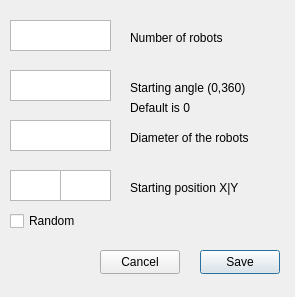
Qt form ICP_PROJECT_2024/robot_settings.ui (ToxicToxon/ICP-PROJECT-2024) before a commit.
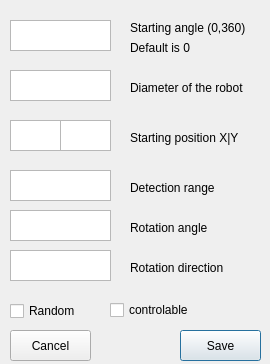
The same form after that commit.

```diff
--- a/ICP_PROJECT_2024/robot_settings.ui
+++ b/ICP_PROJECT_2024/robot_settings.ui
@@ -6,8 +6,8 @@
    <rect>
     <x>0</x>
     <y>0</y>
-    <width>295</width>
-    <height>297</height>
+    <width>270</width>
+    <height>364</height>
    </rect>
   </property>
   <property name="windowTitle">
@@ -33,20 +33,7 @@
 &lt;p align=&quot;center&quot; style=&quot;-qt-paragraph-type:empty; margin-top:0px; margin-bottom:0px; margin-left:0px; margin-right:0px; -qt-block-indent:0; text-indent:0px;&quot;&gt;&lt;br /&gt;&lt;/p&gt;&lt;/body&gt;&lt;/html&gt;</string>
    </property>
   </widget>
-  <widget class="QLabel" name="label">
-   <property name="geometry">
-    <rect>
-     <x>130</x>
-     <y>30</y>
-     <width>101</width>
-     <height>16</height>
-    </rect>
-   </property>
-   <property name="text">
-    <string>Number of robots</string>
-   </property>
-  </widget>
-  <widget class="QTextEdit" name="textEdit_2">
+  <widget class="QTextEdit" name="text_diameter">
    <property name="geometry">
     <rect>
      <x>10</x>
@@ -70,8 +57,8 @@
    <property name="geometry">
     <rect>
      <x>130</x>
-     <y>80</y>
-     <width>121</width>
+     <y>20</y>
+     <width>151</width>
      <height>16</height>
     </rect>
    </property>
@@ -79,44 +66,24 @@
     <string>Starting angle (0,360)</string>
    </property>
   </widget>
-  <widget class="QTextEdit" name="textEdit_3">
-   <property name="geometry">
-    <rect>
-     <x>10</x>
-     <y>120</y>
-     <width>101</width>
-     <height>31</height>
-    </rect>
-   </property>
-   <property name="html">
-    <string>&lt;!DOCTYPE HTML PUBLIC &quot;-//W3C//DTD HTML 4.0//EN&quot; &quot;http://www.w3.org/TR/REC-html40/strict.dtd&quot;&gt;
-&lt;html&gt;&lt;head&gt;&lt;meta name=&quot;qrichtext&quot; content=&quot;1&quot; /&gt;&lt;meta charset=&quot;utf-8&quot; /&gt;&lt;style type=&quot;text/css&quot;&gt;
-p, li { white-space: pre-wrap; }
-hr { height: 1px; border-width: 0; }
-li.unchecked::marker { content: &quot;\2610&quot;; }
-li.checked::marker { content: &quot;\2612&quot;; }
-&lt;/style&gt;&lt;/head&gt;&lt;body style=&quot; font-family:'Segoe UI'; font-size:9pt; font-weight:400; font-style:normal;&quot;&gt;
-&lt;p align=&quot;center&quot; style=&quot;-qt-paragraph-type:empty; margin-top:0px; margin-bottom:0px; margin-left:0px; margin-right:0px; -qt-block-indent:0; text-indent:0px;&quot;&gt;&lt;br /&gt;&lt;/p&gt;&lt;/body&gt;&lt;/html&gt;</string>
-   </property>
-  </widget>
   <widget class="QLabel" name="label_3">
    <property name="geometry">
     <rect>
      <x>130</x>
-     <y>130</y>
-     <width>161</width>
+     <y>80</y>
+     <width>151</width>
      <height>16</height>
     </rect>
    </property>
    <property name="text">
-    <string>Diameter of the robots</string>
+    <string>Diameter of the robot</string>
    </property>
   </widget>
   <widget class="QTextEdit" name="textEdit_4">
    <property name="geometry">
     <rect>
      <x>10</x>
-     <y>170</y>
+     <y>120</y>
      <width>51</width>
      <height>31</height>
     </rect>
@@ -136,7 +103,7 @@
    <property name="geometry">
     <rect>
      <x>60</x>
-     <y>170</y>
+     <y>120</y>
      <width>51</width>
      <height>31</height>
     </rect>
@@ -156,7 +123,7 @@
    <property name="geometry">
     <rect>
      <x>130</x>
-     <y>180</y>
+     <y>130</y>
      <width>121</width>
      <height>16</height>
     </rect>
@@ -169,7 +136,7 @@
    <property name="geometry">
     <rect>
      <x>130</x>
-     <y>100</y>
+     <y>40</y>
      <width>71</width>
      <height>16</height>
     </rect>
@@ -181,21 +148,24 @@
   <widget class="QPushButton" name="pushButton">
    <property name="geometry">
     <rect>
-     <x>200</x>
-     <y>250</y>
-     <width>80</width>
-     <height>24</height>
+     <x>180</x>
+     <y>330</y>
+     <width>81</width>
+     <height>31</height>
     </rect>
    </property>
    <property name="text">
     <string>Save</string>
    </property>
+   <property name="autoDefault">
+    <bool>true</bool>
+   </property>
   </widget>
   <widget class="QCheckBox" name="checkBox">
    <property name="geometry">
     <rect>
      <x>10</x>
-     <y>210</y>
+     <y>300</y>
      <width>78</width>
      <height>22</height>
     </rect>
@@ -207,16 +177,128 @@
   <widget class="QPushButton" name="pushButton_2">
    <property name="geometry">
     <rect>
-     <x>100</x>
-     <y>250</y>
-     <width>80</width>
-     <height>24</height>
+     <x>10</x>
+     <y>330</y>
+     <width>81</width>
+     <height>31</height>
     </rect>
    </property>
    <property name="text">
     <string>Cancel</string>
    </property>
   </widget>
+  <widget class="QCheckBox" name="checkBox_controlled">
+   <property name="geometry">
+    <rect>
+     <x>110</x>
+     <y>300</y>
+     <width>101</width>
+     <height>20</height>
+    </rect>
+   </property>
+   <property name="text">
+    <string>controlable</string>
+   </property>
+  </widget>
+  <widget class="QTextEdit" name="text_fov">
+   <property name="geometry">
+    <rect>
+     <x>10</x>
+     <y>170</y>
+     <width>101</width>
+     <height>31</height>
+    </rect>
+   </property>
+   <property name="html">
+    <string>&lt;!DOCTYPE HTML PUBLIC &quot;-//W3C//DTD HTML 4.0//EN&quot; &quot;http://www.w3.org/TR/REC-html40/strict.dtd&quot;&gt;
+&lt;html&gt;&lt;head&gt;&lt;meta name=&quot;qrichtext&quot; content=&quot;1&quot; /&gt;&lt;meta charset=&quot;utf-8&quot; /&gt;&lt;style type=&quot;text/css&quot;&gt;
+p, li { white-space: pre-wrap; }
+hr { height: 1px; border-width: 0; }
+li.unchecked::marker { content: &quot;\2610&quot;; }
+li.checked::marker { content: &quot;\2612&quot;; }
+&lt;/style&gt;&lt;/head&gt;&lt;body style=&quot; font-family:'Segoe UI'; font-size:9pt; font-weight:400; font-style:normal;&quot;&gt;
+&lt;p align=&quot;center&quot; style=&quot;-qt-paragraph-type:empty; margin-top:0px; margin-bottom:0px; margin-left:0px; margin-right:0px; -qt-block-indent:0; text-indent:0px;&quot;&gt;&lt;br /&gt;&lt;/p&gt;&lt;/body&gt;&lt;/html&gt;</string>
+   </property>
+  </widget>
+  <widget class="QTextEdit" name="text_r_angle">
+   <property name="geometry">
+    <rect>
+     <x>10</x>
+     <y>210</y>
+     <width>101</width>
+     <height>31</height>
+    </rect>
+   </property>
+   <property name="html">
+    <string>&lt;!DOCTYPE HTML PUBLIC &quot;-//W3C//DTD HTML 4.0//EN&quot; &quot;http://www.w3.org/TR/REC-html40/strict.dtd&quot;&gt;
+&lt;html&gt;&lt;head&gt;&lt;meta name=&quot;qrichtext&quot; content=&quot;1&quot; /&gt;&lt;meta charset=&quot;utf-8&quot; /&gt;&lt;style type=&quot;text/css&quot;&gt;
+p, li { white-space: pre-wrap; }
+hr { height: 1px; border-width: 0; }
+li.unchecked::marker { content: &quot;\2610&quot;; }
+li.checked::marker { content: &quot;\2612&quot;; }
+&lt;/style&gt;&lt;/head&gt;&lt;body style=&quot; font-family:'Segoe UI'; font-size:9pt; font-weight:400; font-style:normal;&quot;&gt;
+&lt;p align=&quot;center&quot; style=&quot;-qt-paragraph-type:empty; margin-top:0px; margin-bottom:0px; margin-left:0px; margin-right:0px; -qt-block-indent:0; text-indent:0px;&quot;&gt;&lt;br /&gt;&lt;/p&gt;&lt;/body&gt;&lt;/html&gt;</string>
+   </property>
+  </widget>
+  <widget class="QTextEdit" name="text_r_direction">
+   <property name="geometry">
+    <rect>
+     <x>10</x>
+     <y>250</y>
+     <width>101</width>
+     <height>31</height>
+    </rect>
+   </property>
+   <property name="html">
+    <string>&lt;!DOCTYPE HTML PUBLIC &quot;-//W3C//DTD HTML 4.0//EN&quot; &quot;http://www.w3.org/TR/REC-html40/strict.dtd&quot;&gt;
+&lt;html&gt;&lt;head&gt;&lt;meta name=&quot;qrichtext&quot; content=&quot;1&quot; /&gt;&lt;meta charset=&quot;utf-8&quot; /&gt;&lt;style type=&quot;text/css&quot;&gt;
+p, li { white-space: pre-wrap; }
+hr { height: 1px; border-width: 0; }
+li.unchecked::marker { content: &quot;\2610&quot;; }
+li.checked::marker { content: &quot;\2612&quot;; }
+&lt;/style&gt;&lt;/head&gt;&lt;body style=&quot; font-family:'Segoe UI'; font-size:9pt; font-weight:400; font-style:normal;&quot;&gt;
+&lt;p align=&quot;center&quot; style=&quot;-qt-paragraph-type:empty; margin-top:0px; margin-bottom:0px; margin-left:0px; margin-right:0px; -qt-block-indent:0; text-indent:0px;&quot;&gt;&lt;br /&gt;&lt;/p&gt;&lt;/body&gt;&lt;/html&gt;</string>
+   </property>
+  </widget>
+  <widget class="QLabel" name="label">
+   <property name="geometry">
+    <rect>
+     <x>130</x>
+     <y>180</y>
+     <width>121</width>
+     <height>16</height>
+    </rect>
+   </property>
+   <property name="text">
+    <string>Detection range</string>
+   </property>
+  </widget>
+  <widget class="QLabel" name="label_6">
+   <property name="geometry">
+    <rect>
+     <x>130</x>
+     <y>220</y>
+     <width>121</width>
+     <height>16</height>
+    </rect>
+   </property>
+   <property name="text">
+    <string>Rotation angle</string>
+   </property>
+  </widget>
+  <widget class="QLabel" name="label_7">
+   <property name="geometry">
+    <rect>
+     <x>130</x>
+     <y>260</y>
+     <width>121</width>
+     <height>16</height>
+    </rect>
+   </property>
+   <property name="text">
+    <string>Rotation direction</string>
+   </property>
+  </widget>
  </widget>
  <resources/>
  <connections>
```
Left out of the diff: 14 changed lines with no effect on the pictures.
